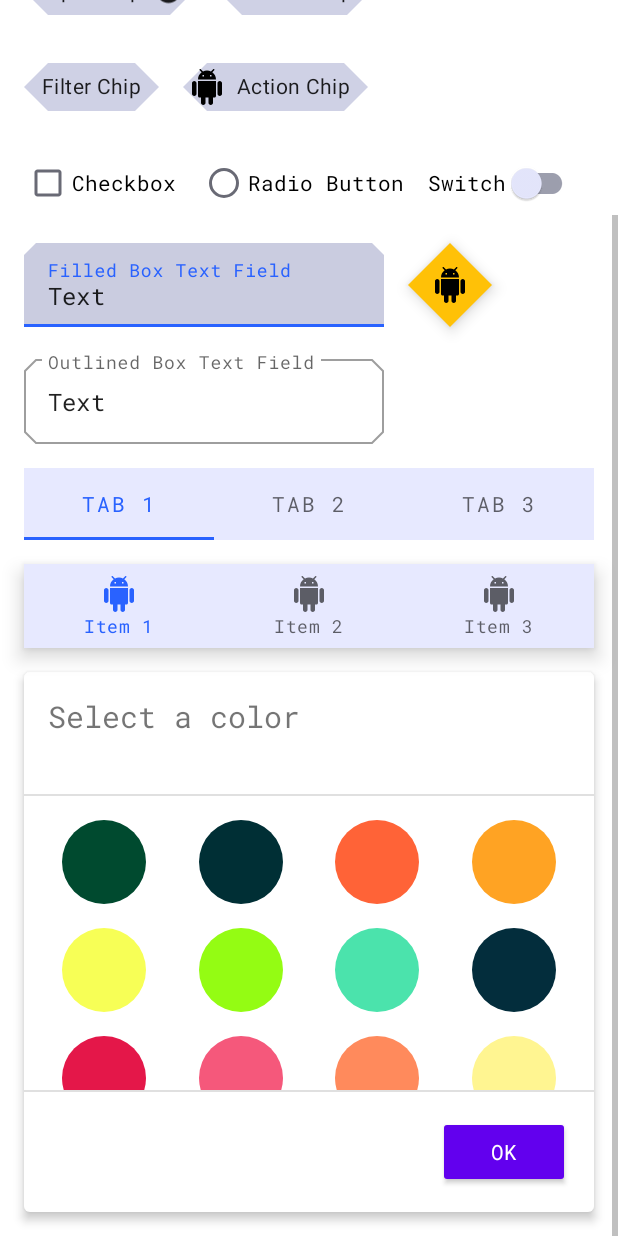
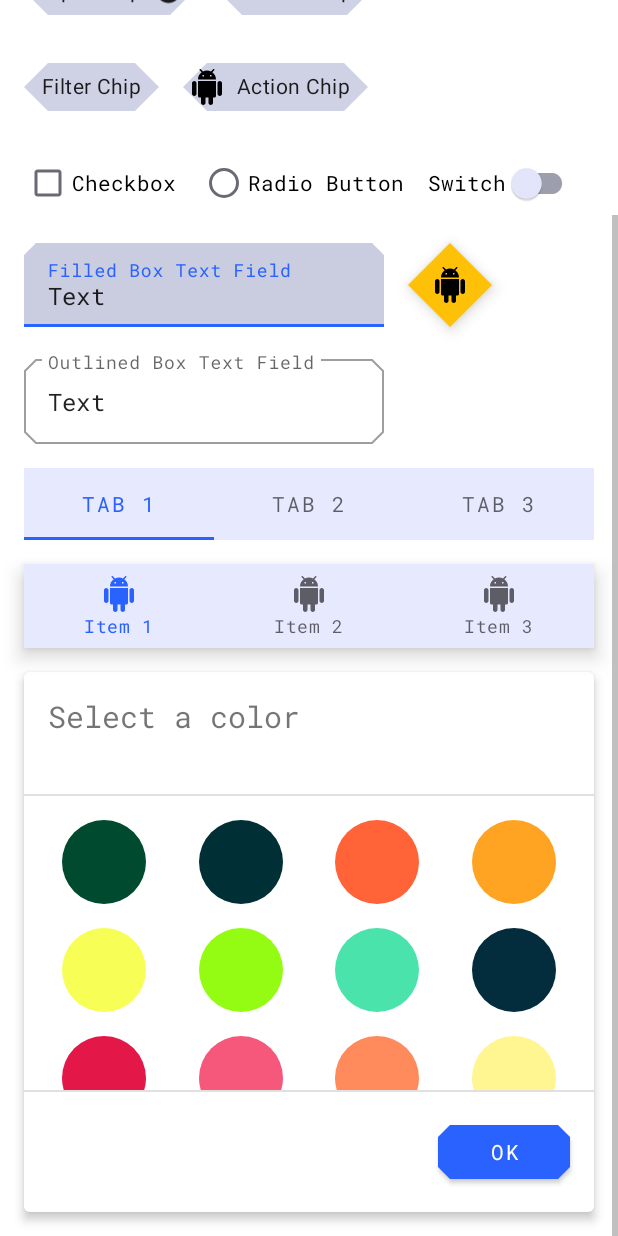
Before and after one commit to ricknout/android-mdc-custom-views, an Android app: the screen it shows after launch (MainActivity), scrolled down 174 dp, on a phone screen of 412 x 824 dp. Run offline under Robolectric (Android 15) with nearby library versions, the phone set to English and light mode, and no system bars.

Commit message:
Fix ColorPickerView button theming

```diff
--- a/app/src/main/res/layout/view_color_picker.xml
+++ b/app/src/main/res/layout/view_color_picker.xml
@@ -91,13 +91,11 @@
             app:layout_constraintEnd_toEndOf="parent"
             android:background="?android:attr/listDivider" />
 
-    <androidx.appcompat.widget.AppCompatButton
+    <com.google.android.material.button.MaterialButton
             android:id="@+id/okButton"
             android:layout_width="wrap_content"
             android:layout_height="wrap_content"
             android:text="@string/button_color_picker"
-            android:textColor="#FFFFFF"
-            android:backgroundTint="#6200EE"
             app:layout_constraintBottom_toBottomOf="@id/bottomGuideline"
             app:layout_constraintEnd_toEndOf="@id/endGuideline" />
 
```
